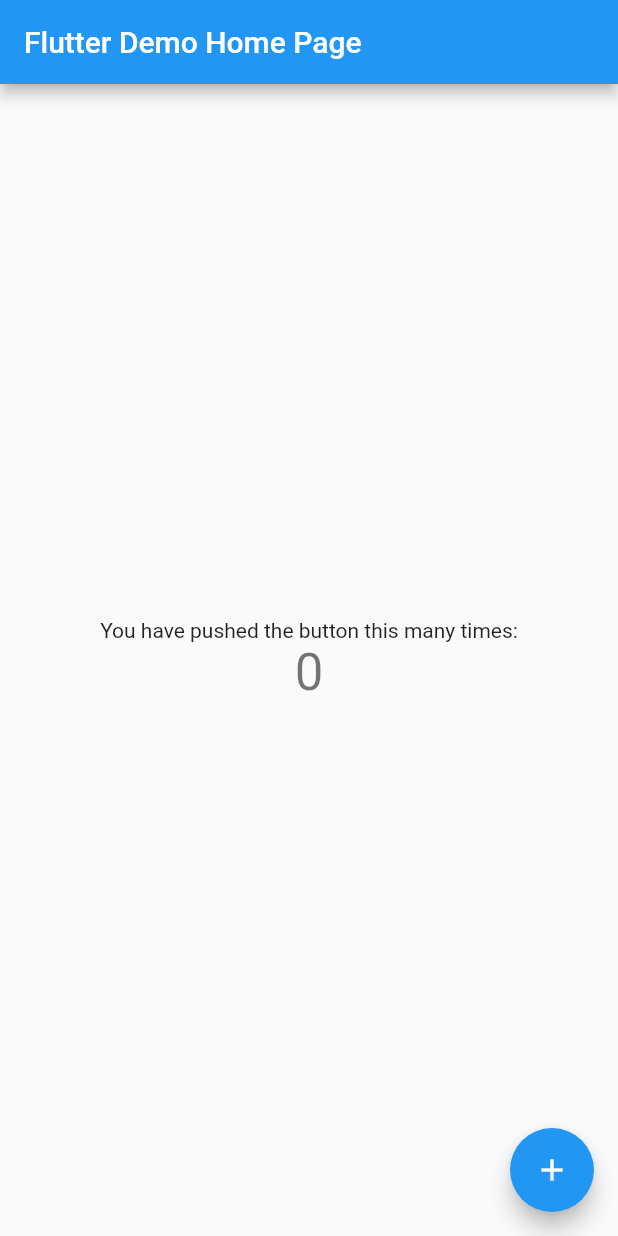
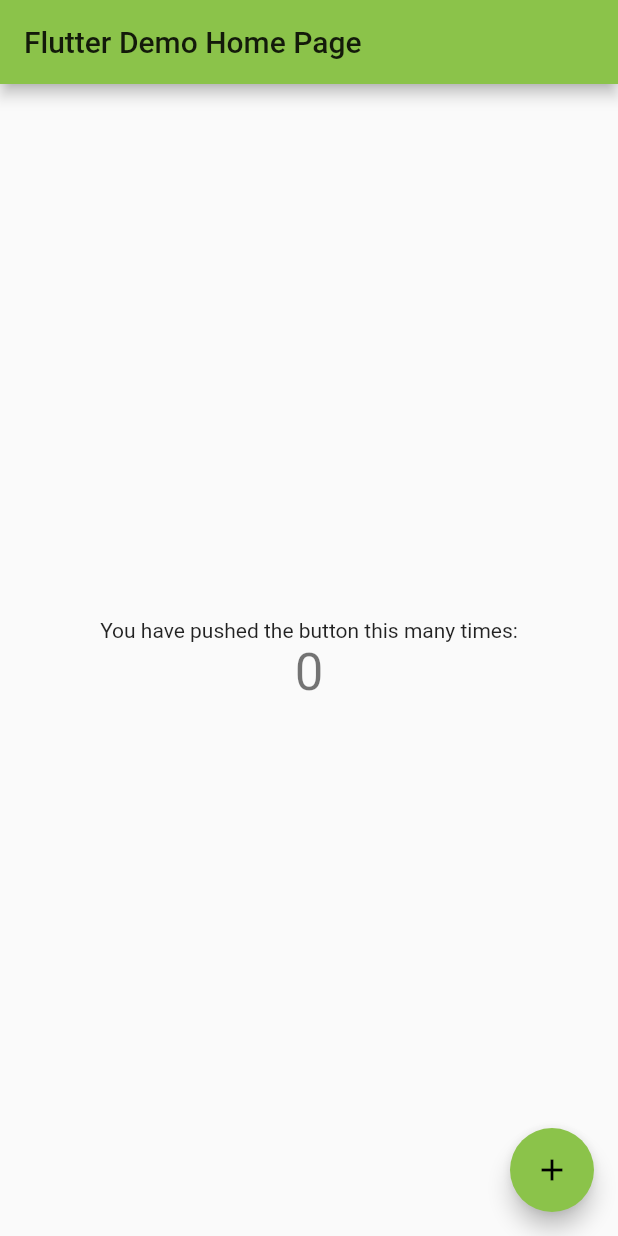
Before and after one commit to Sohil1926/EnviroMapAR, a Flutter app: the screen it shows after launch, on a phone screen of 412 x 824 dp. Run offline on Flutter 3.47's test engine with Material 2 defaults, Android fonts, the phone set to English and light mode, and no system bars.

```diff
--- a/lib/main.dart
+++ b/lib/main.dart
@@ -9,7 +9,7 @@ class MyApp extends StatelessWidget {
   @override
   Widget build(BuildContext context) {
     return MaterialApp(
-      title: 'Flutter Demo',
+      title: 'EnviroMapAR',
       theme: ThemeData(
         // This is the theme of your application.
         //
@@ -20,7 +20,7 @@ class MyApp extends StatelessWidget {
         // or simply save your changes to "hot reload" in a Flutter IDE).
         // Notice that the counter didn't reset back to zero; the application
         // is not restarted.
-        primarySwatch: Colors.blue,
+        primarySwatch: Colors.lightGreen,
         // This makes the visual density adapt to the platform that you run
         // the app on. For desktop platforms, the controls will be smaller and
         // closer together (more dense) than on mobile platforms.
```
